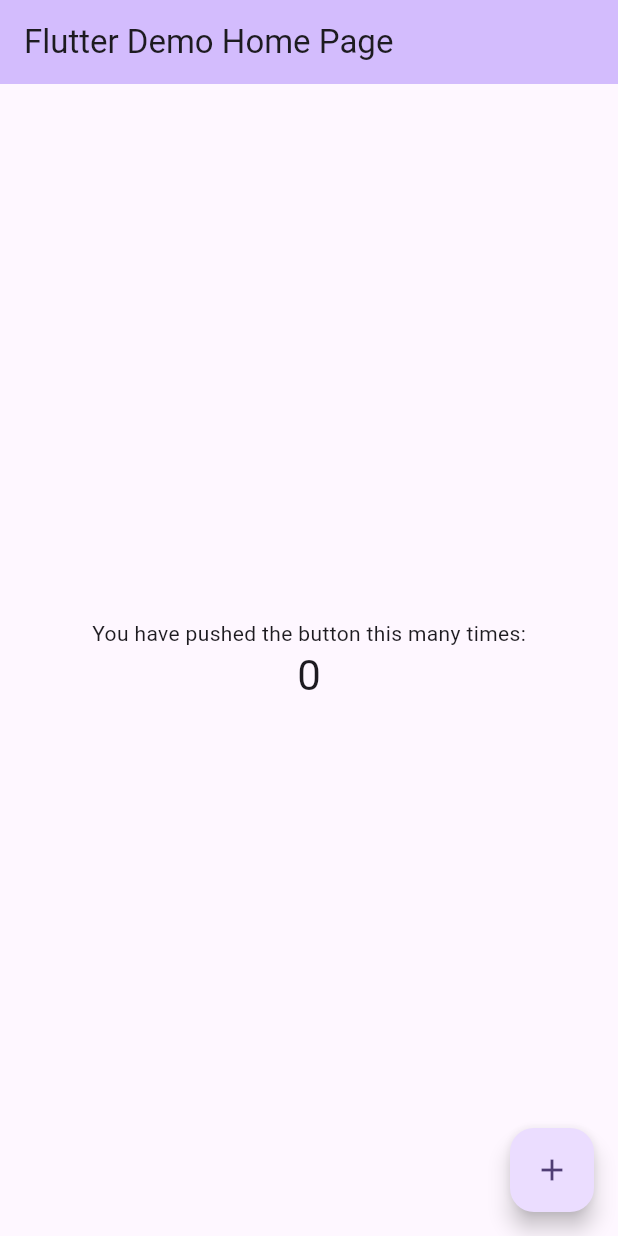
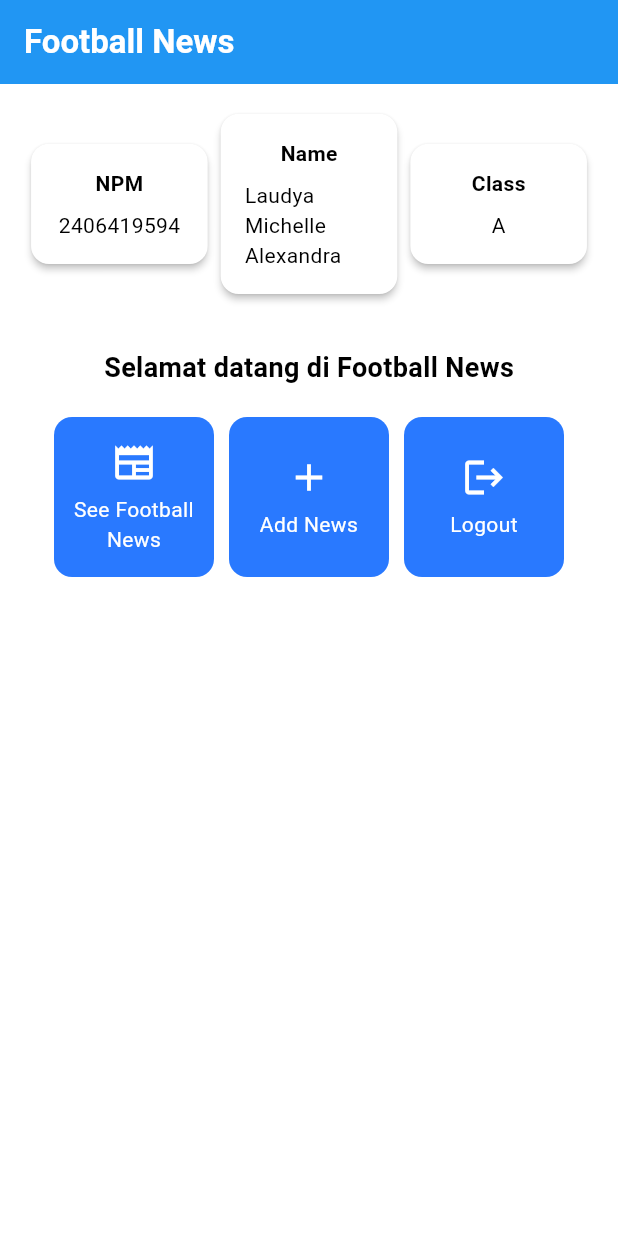
Before and after one commit to michxelle/football-news-mobile, a Flutter app: the screen it shows after launch, on a phone screen of 412 x 824 dp. Run offline on Flutter 3.47's test engine with Material 3 defaults, Android fonts, the phone set to English and light mode, and no system bars.

Commit message:
Completed Tutorial 6

```diff
--- a/lib/main.dart
+++ b/lib/main.dart
@@ -1,4 +1,5 @@
 import 'package:flutter/material.dart';
+import 'package:football_news/menu.dart';
 
 void main() {
   runApp(const MyApp());
@@ -28,95 +29,9 @@ class MyApp extends StatelessWidget {
         //
         // This works for code too, not just values: Most code changes can be
         // tested with just a hot reload.
-        colorScheme: ColorScheme.fromSeed(seedColor: Colors.deepPurple),
+        colorScheme: ColorScheme.fromSwatch(primarySwatch: Colors.blue).copyWith(secondary: Colors.blueAccent[400]),
       ),
-      home: const MyHomePage(title: 'Flutter Demo Home Page'),
+      home: MyHomePage(),
     );
   }
 }
-
-class MyHomePage extends StatefulWidget {
-  const MyHomePage({super.key, required this.title});
-
-  // This widget is the home page of your application. It is stateful, meaning
-  // that it has a State object (defined below) that contains fields that affect
-  // how it looks.
-
-  // This class is the configuration for the state. It holds the values (in this
-  // case the title) provided by the parent (in this case the App widget) and
-  // used by the build method of the State. Fields in a Widget subclass are
-  // always marked "final".
-
-  final String title;
-
-  @override
-  State<MyHomePage> createState() => _MyHomePageState();
-}
-
-class _MyHomePageState extends State<MyHomePage> {
-  int _counter = 0;
-
-  void _incrementCounter() {
-    setState(() {
-      // This call to setState tells the Flutter framework that something has
-      // changed in this State, which causes it to rerun the build method below
-      // so that the display can reflect the updated values. If we changed
-      // _counter without calling setState(), then the build method would not be
-      // called again, and so nothing would appear to happen.
-      _counter++;
-    });
-  }
-
-  @override
-  Widget build(BuildContext context) {
-    // This method is rerun every time setState is called, for instance as done
-    // by the _incrementCounter method above.
-    //
-    // The Flutter framework has been optimized to make rerunning build methods
-    // fast, so that you can just rebuild anything that needs updating rather
-    // than having to individually change instances of widgets.
-    return Scaffold(
-      appBar: AppBar(
-        // TRY THIS: Try changing the color here to a specific color (to
-        // Colors.amber, perhaps?) and trigger a hot reload to see the AppBar
-        // change color while the other colors stay the same.
-        backgroundColor: Theme.of(context).colorScheme.inversePrimary,
-        // Here we take the value from the MyHomePage object that was created by
-        // the App.build method, and use it to set our appbar title.
-        title: Text(widget.title),
-      ),
-      body: Center(
-        // Center is a layout widget. It takes a single child and positions it
-        // in the middle of the parent.
-        child: Column(
-          // Column is also a layout widget. It takes a list of children and
-          // arranges them vertically. By default, it sizes itself to fit its
-          // children horizontally, and tries to be as tall as its parent.
-          //
-          // Column has various properties to control how it sizes itself and
-          // how it positions its children. Here we use mainAxisAlignment to
-          // center the children vertically; the main axis here is the vertical
-          // axis because Columns are vertical (the cross axis would be
-          // horizontal).
-          //
-          // TRY THIS: Invoke "debug painting" (choose the "Toggle Debug Paint"
-          // action in the IDE, or press "p" in the console), to see the
-          // wireframe for each widget.
-          mainAxisAlignment: MainAxisAlignment.center,
-          children: <Widget>[
-            const Text('You have pushed the button this many times:'),
-            Text(
-              '$_counter',
-              style: Theme.of(context).textTheme.headlineMedium,
-            ),
-          ],
-        ),
-      ),
-      floatingActionButton: FloatingActionButton(
-        onPressed: _incrementCounter,
-        tooltip: 'Increment',
-        child: const Icon(Icons.add),
-      ), // This trailing comma makes auto-formatting nicer for build methods.
-    );
-  }
-}
--- /dev/null
+++ b/lib/menu.dart
@@ -0,0 +1,187 @@
+import 'package:flutter/material.dart';
+
+class MyHomePage extends StatelessWidget {
+  MyHomePage({super.key});
+
+  final String nama = "Laudya Michelle Alexandra";
+  final String npm = "2406419594";
+  final String kelas = "A";
+
+  final List<ItemHomepage> items = [
+    ItemHomepage("See Football News", Icons.newspaper),
+    ItemHomepage("Add News", Icons.add),
+    ItemHomepage("Logout", Icons.logout),
+  ];
+
+  @override
+  Widget build(BuildContext context) {
+    // Scaffold menyediakan struktur dasar halaman dengan AppBar dan body.
+    return Scaffold(
+      // AppBar adalah bagian atas halaman yang menampilkan judul.
+      appBar: AppBar(
+        // Judul aplikasi "Football News" dengan teks putih dan tebal.
+        title: const Text(
+          'Football News',
+          style: TextStyle(
+            color: Colors.white,
+            fontWeight: FontWeight.bold,
+          ),
+        ),
+        // Warna latar belakang AppBar diambil dari skema warna tema aplikasi.
+        backgroundColor: Theme.of(context).colorScheme.primary,
+      ),
+      // Body halaman dengan padding di sekelilingnya.
+      body: Padding(
+        padding: const EdgeInsets.all(16.0),
+        // Menyusun widget secara vertikal dalam sebuah kolom.
+        child: Column(
+          crossAxisAlignment: CrossAxisAlignment.center,
+          children: [
+            // Row untuk menampilkan 3 InfoCard secara horizontal.
+            Row(
+              mainAxisAlignment: MainAxisAlignment.spaceEvenly,
+              children: [
+                InfoCard(title: 'NPM', content: npm),
+                InfoCard(title: 'Name', content: nama),
+                InfoCard(title: 'Class', content: kelas),
+              ],
+            ),
+
+            // Memberikan jarak vertikal 16 unit.
+            const SizedBox(height: 16.0),
+
+            // Menempatkan widget berikutnya di tengah halaman.
+            Center(
+              child: Column(
+                // Menyusun teks dan grid item secara vertikal.
+                children: [
+                  // Menampilkan teks sambutan dengan gaya tebal dan ukuran 18.
+                  const Padding(
+                    padding: EdgeInsets.only(top: 16.0),
+                    child: Text(
+                      'Selamat datang di Football News',
+                      style: TextStyle(
+                        fontWeight: FontWeight.bold,
+                        fontSize: 18.0,
+                      ),
+                    ),
+                  ),
+
+                  // Grid untuk menampilkan ItemCard dalam bentuk grid 3 kolom.
+                  GridView.count(
+                    primary: true,
+                    padding: const EdgeInsets.all(20),
+                    crossAxisSpacing: 10,
+                    mainAxisSpacing: 10,
+                    crossAxisCount: 3,
+                    // Agar grid menyesuaikan tinggi kontennya.
+                    shrinkWrap: true,
+
+                    // Menampilkan ItemCard untuk setiap item dalam list items.
+                    children: items.map((ItemHomepage item) {
+                      return ItemCard(item);
+                    }).toList(),
+                  ),
+                ],
+              ),
+            ),
+          ],
+        ),
+      ),
+    );
+  }
+}
+
+class InfoCard extends StatelessWidget {
+  // Kartu informasi yang menampilkan title dan content.
+
+  final String title;  // Judul kartu.
+  final String content;  // Isi kartu.
+
+  const InfoCard({super.key, required this.title, required this.content});
+
+  @override
+  Widget build(BuildContext context) {
+    return Card(
+      // Membuat kotak kartu dengan bayangan dibawahnya.
+      elevation: 2.0,
+      child: Container(
+        // Mengatur ukuran dan jarak di dalam kartu.
+        width: MediaQuery.of(context).size.width / 3.5, // menyesuaikan dengan lebar device yang digunakan.
+        padding: const EdgeInsets.all(16.0),
+        // Menyusun title dan content secara vertikal.
+        child: Column(
+          children: [
+            Text(
+              title,
+              style: const TextStyle(fontWeight: FontWeight.bold),
+            ),
+            const SizedBox(height: 8.0),
+            Text(content),
+          ],
+        ),
+      ),
+    );
+  }
+}
+
+class ItemHomepage {
+ final String name;
+ final IconData icon;
+
+ ItemHomepage(this.name, this.icon);
+}
+
+class ItemCard extends StatelessWidget {
+  // Menampilkan kartu dengan ikon dan nama.
+
+  final ItemHomepage item;
+
+  const ItemCard(this.item, {super.key});
+
+  @override
+  Widget build(BuildContext context) {
+    return Material(
+      // Menentukan warna latar belakang dari tema aplikasi.
+      color: Theme.of(context).colorScheme.secondary,
+      // Membuat sudut kartu melengkung.
+      borderRadius: BorderRadius.circular(12),
+
+      child: InkWell(
+        // Aksi ketika kartu ditekan.
+        onTap: () {
+          // Menampilkan pesan SnackBar saat kartu ditekan.
+          ScaffoldMessenger.of(context)
+            ..hideCurrentSnackBar()
+            ..showSnackBar(
+              SnackBar(content: Text("Kamu telah menekan tombol ${item.name}!"))
+            );
+        },
+        // Container untuk menyimpan Icon dan Text
+        child: Container(
+          padding: const EdgeInsets.all(8),
+          child: Center(
+            child: Column(
+              // Menyusun ikon dan teks di tengah kartu.
+              mainAxisAlignment: MainAxisAlignment.center,
+              children: [
+                Icon(
+                  item.icon,
+                  color: Colors.white,
+                  size: 30.0,
+                ),
+                const Padding(padding: EdgeInsets.all(3)),
+                Text(
+                  item.name,
+                  textAlign: TextAlign.center,
+                  style: const TextStyle(color: Colors.white),
+                ),
+              ],
+            ),
+          ),
+        ),
+      ),
+    );
+  }
+
+}
```
